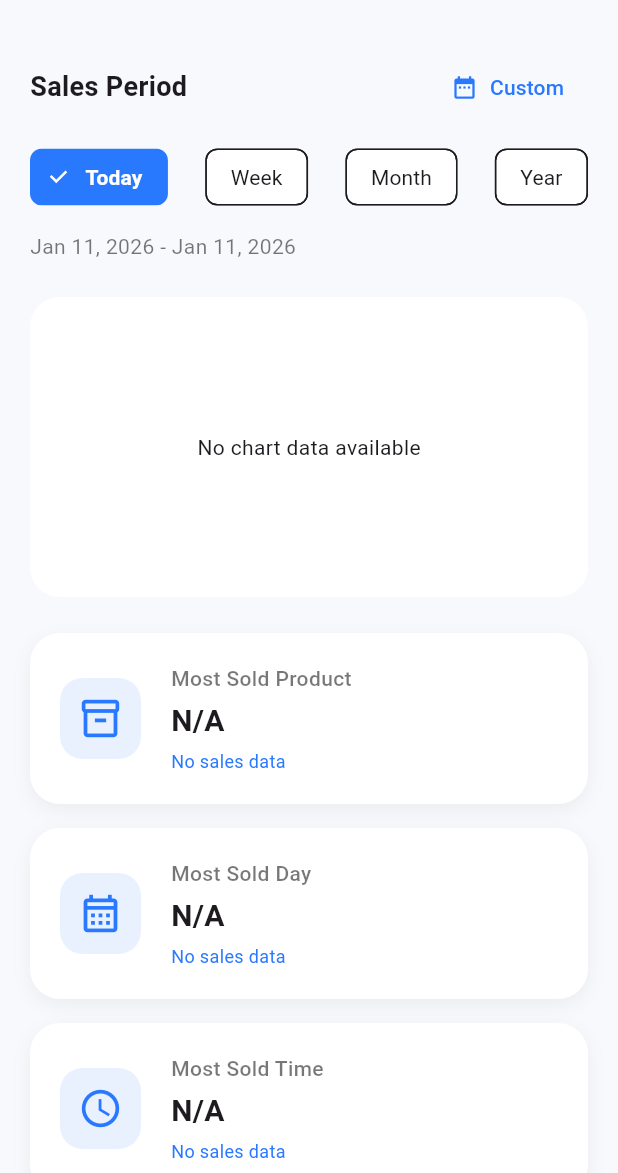
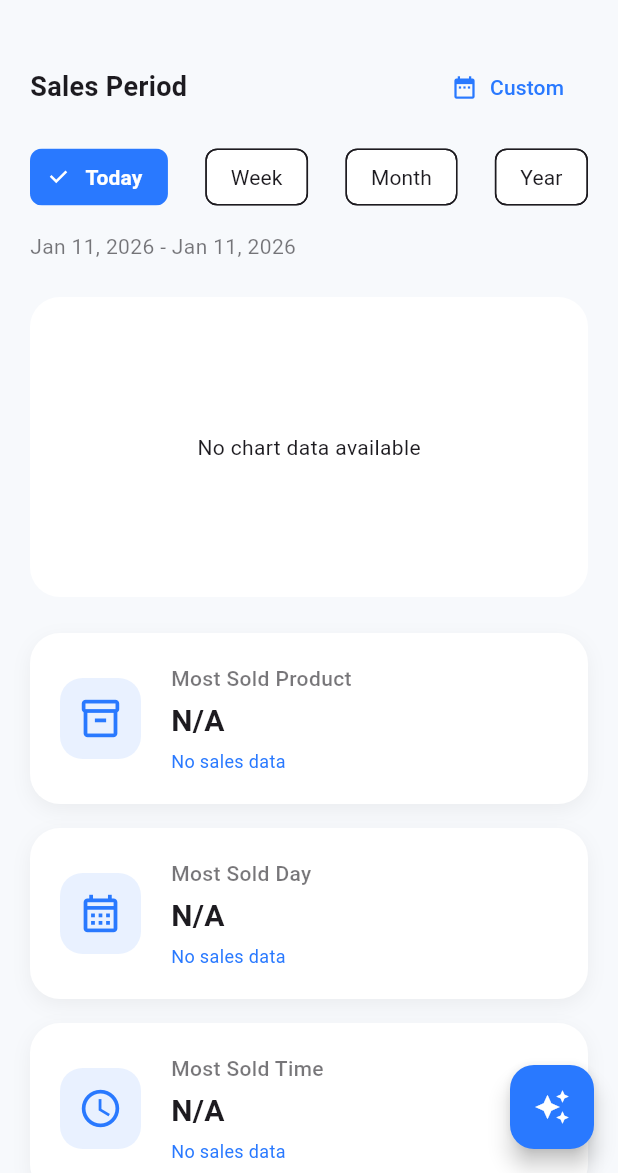
Before and after one commit to TarekMohammedgg/Stock-App, a Flutter app: the InsightsScreen screen opened by its route, on a phone screen of 412 x 824 dp, the part 63-1236 px from its top. Run offline on Flutter 3.47's test engine with Material 3 defaults, Android fonts, the phone set to English and light mode, and no system bars; our stand-ins replace animated_text_kit, cached_network_image, cloud_firestore, connectivity_plus, dash_chat_2, device_info_plus and 12 more; missing offline and left inert: gsheets, mobile_scanner; accounts and stored records are empty; generated files the repository leaves out were written again.

Commit message:
update insights and workflow

```diff
--- a/lib/features/insights/presentation/view/analytics_screen.dart
+++ b/lib/features/insights/presentation/view/insight_screen.dart
@@ -123,11 +123,11 @@ class _InsightsScreenState extends State<InsightsScreen> {
         backgroundColor: Colors.transparent,
         elevation: 0,
       ),
-      // floatingActionButton: FloatingActionButton(
-      //   onPressed: () => Navigator.pushNamed(context, ChatbotScreen.id),
-      //   backgroundColor: colorScheme.primary,
-      //   child: const Icon(Icons.auto_awesome),
-      // ),
+      floatingActionButton: FloatingActionButton(
+        onPressed: () => Navigator.pushNamed(context, ChatbotScreen.id),
+        backgroundColor: colorScheme.primary,
+        child: const Icon(Icons.auto_awesome),
+      ),
       body: RefreshIndicator(
         onRefresh: _loadData,
         child: isLoading
--- a/lib/features/manager/presentation/view/manager_screen.dart
+++ b/lib/features/manager/presentation/view/manager_screen.dart
@@ -11,7 +11,7 @@ import 'package:gdrive_tutorial/services/firestore_auth_service.dart';
 import 'package:gdrive_tutorial/features/calendar_view/presentation/view/calendar_view.dart';
 import 'package:gdrive_tutorial/core/consts.dart';
 import 'package:gdrive_tutorial/core/permission_helper.dart';
-import 'package:gdrive_tutorial/features/insights/presentation/view/analytics_screen.dart';
+import 'package:gdrive_tutorial/features/insights/presentation/view/insight_screen.dart';
 import 'package:gdrive_tutorial/features/manager/presentation/view/widgets/manager_employee_dashboard.dart';
 import 'package:gdrive_tutorial/features/manager/presentation/view/widgets/allProducts.dart';
 import 'package:gdrive_tutorial/features/employee/presentation/view/employee_screen.dart';
--- a/lib/main.dart
+++ b/lib/main.dart
@@ -14,7 +14,7 @@ import 'package:gdrive_tutorial/features/authentication/presentation/views/emplo
 import 'package:gdrive_tutorial/features/authentication/presentation/views/manager_login_screen.dart';
 import 'package:gdrive_tutorial/features/authentication/presentation/views/manager_signup_screen.dart';
 import 'package:gdrive_tutorial/features/authentication/presentation/views/logout_screen.dart';
-import 'package:gdrive_tutorial/features/insights/presentation/view/analytics_screen.dart';
+import 'package:gdrive_tutorial/features/insights/presentation/view/insight_screen.dart';
 import 'package:gdrive_tutorial/features/calendar_view/presentation/view/calendar_view.dart';
 import 'package:gdrive_tutorial/features/manager/presentation/view/widgets/manager_employee_dashboard.dart';
 import 'package:gdrive_tutorial/features/search_products/presentation/view/search_items_screen.dart';
```
Also changed, not shown: lib/services/analytics_service.dart (deleted, +0 -170 lines), 1 other file.
